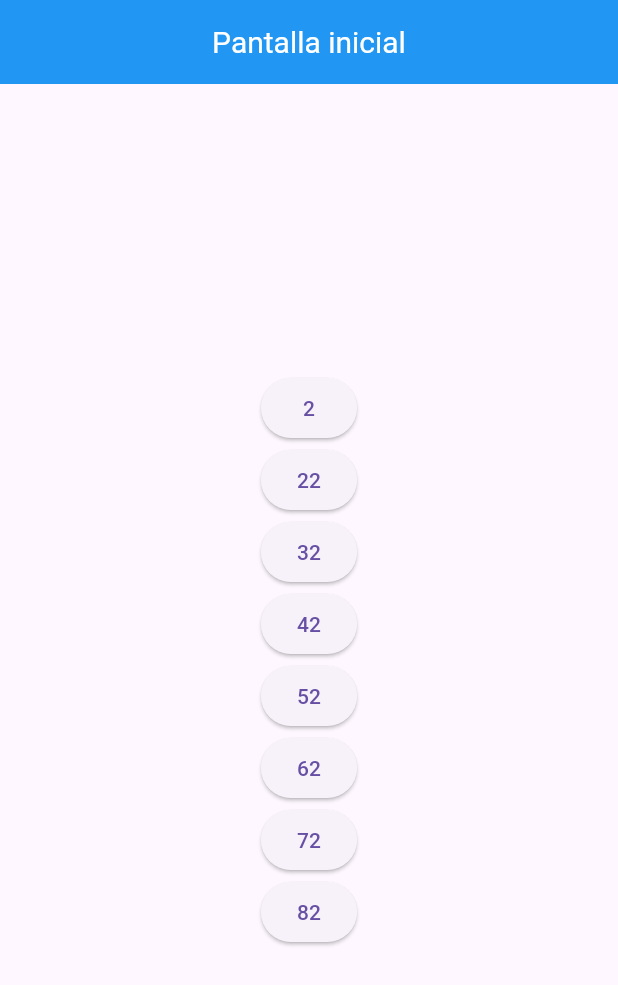
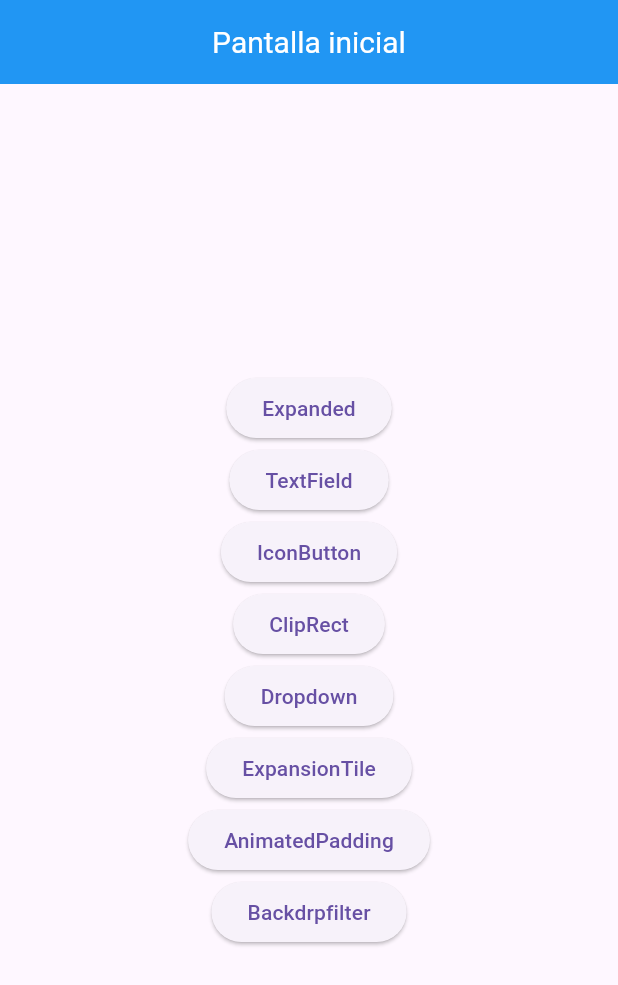
Before and after one commit to Jose-Bonilla-1043/Examen2_1043, a Flutter app: the screen it shows after launch, on a phone screen of 412 x 824 dp. Shown: the top 985 px of the screen. Run offline on Flutter 3.47's test engine with Material 3 defaults, Android fonts, the phone set to English and light mode, and no system bars.

Commit message:
Update pagina_inicial.dart

```diff
--- a/lib/pagina_inicial.dart
+++ b/lib/pagina_inicial.dart
@@ -27,49 +27,49 @@ class PantallaUno extends StatelessWidget {
               onPressed: () {
                 Navigator.pushNamed(context, '/pantalla2');
               },
-              child: const Text('2'),
+              child: const Text('Expanded'),
             ),
             ElevatedButton(
               onPressed: () {
                 Navigator.pushNamed(context, '/pantalla3');
               },
-              child: const Text('22'),
+              child: const Text('TextField'),
             ),
             ElevatedButton(
               onPressed: () {
                 Navigator.pushNamed(context, '/pantalla8');
               },
-              child: const Text('32'),
+              child: const Text('IconButton'),
             ),
             ElevatedButton(
               onPressed: () {
                 Navigator.pushNamed(context, '/pantalla4');
               },
-              child: const Text('42'),
+              child: const Text('ClipRect'),
             ),
             ElevatedButton(
               onPressed: () {
                 Navigator.pushNamed(context, '/pantalla5');
               },
-              child: const Text('52'),
+              child: const Text('Dropdown'),
             ),
             ElevatedButton(
               onPressed: () {
                 Navigator.pushNamed(context, '/pantalla6');
               },
-              child: const Text('62'),
+              child: const Text('ExpansionTile'),
             ),
             ElevatedButton(
               onPressed: () {
                 Navigator.pushNamed(context, '/pantalla7');
               },
-              child: const Text('72'),
+              child: const Text('AnimatedPadding'),
             ),
             ElevatedButton(
               onPressed: () {
                 Navigator.pushNamed(context, '/pantalla9');
               },
-              child: const Text('82'),
+              child: const Text('Backdrpfilter'),
             ),
           ],
         ),
```
